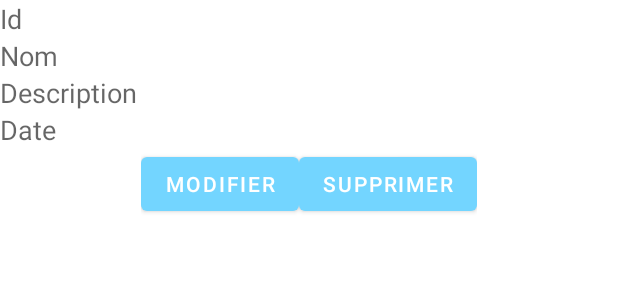
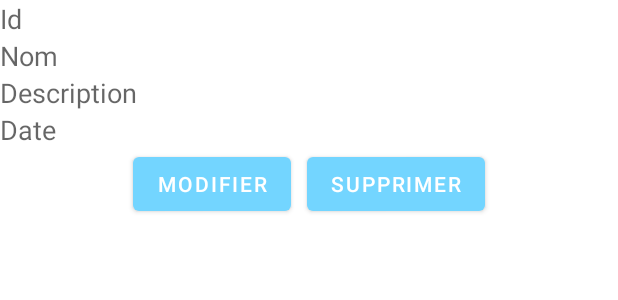
Before and after one commit to Pablo-Rio/MyTodoList, an Android app: the layout custom_list.xml on its own in the app's theme, with its tools: preview values and no code run, on a phone screen of 412 x 824 dp. Shown: the top 300 px of the screen. Run offline under Robolectric (Android 15) with nearby library versions, the phone set to English and light mode, and no system bars.

Commit message:
Add spacing for buttons

```diff
--- a/app/src/main/res/layout/custom_list.xml
+++ b/app/src/main/res/layout/custom_list.xml
@@ -49,7 +49,9 @@
             android:layout_height="wrap_content"
             android:text="@string/update"
             android:onClick="updateRecord"
-            android:contentDescription="" />
+            android:contentDescription=""
+            android:layout_marginLeft="5dp"
+            android:layout_marginRight="5dp"/>
 
         <Button
             android:id="@+id/deleteButton"
@@ -57,6 +59,8 @@
             android:layout_height="wrap_content"
             android:text="@string/delete"
             android:onClick="deleteRecord"
-            android:contentDescription="" />
+            android:contentDescription=""
+            android:layout_marginLeft="5dp"
+            android:layout_marginRight="5dp"/>
     </LinearLayout>
 </LinearLayout>
```
